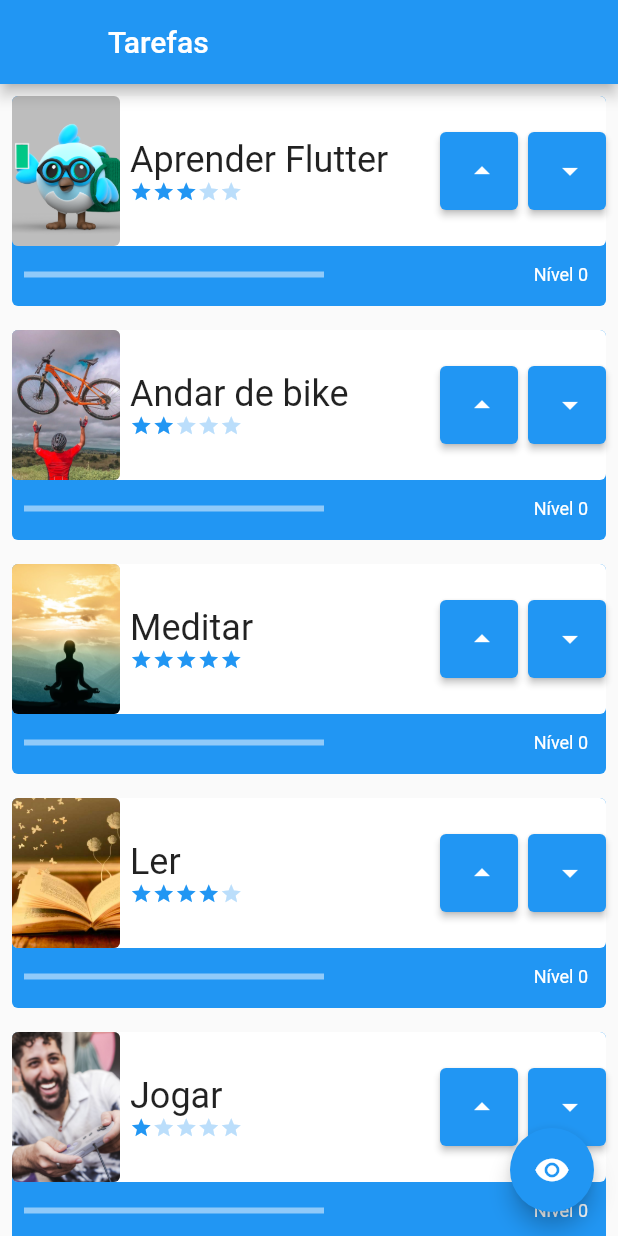
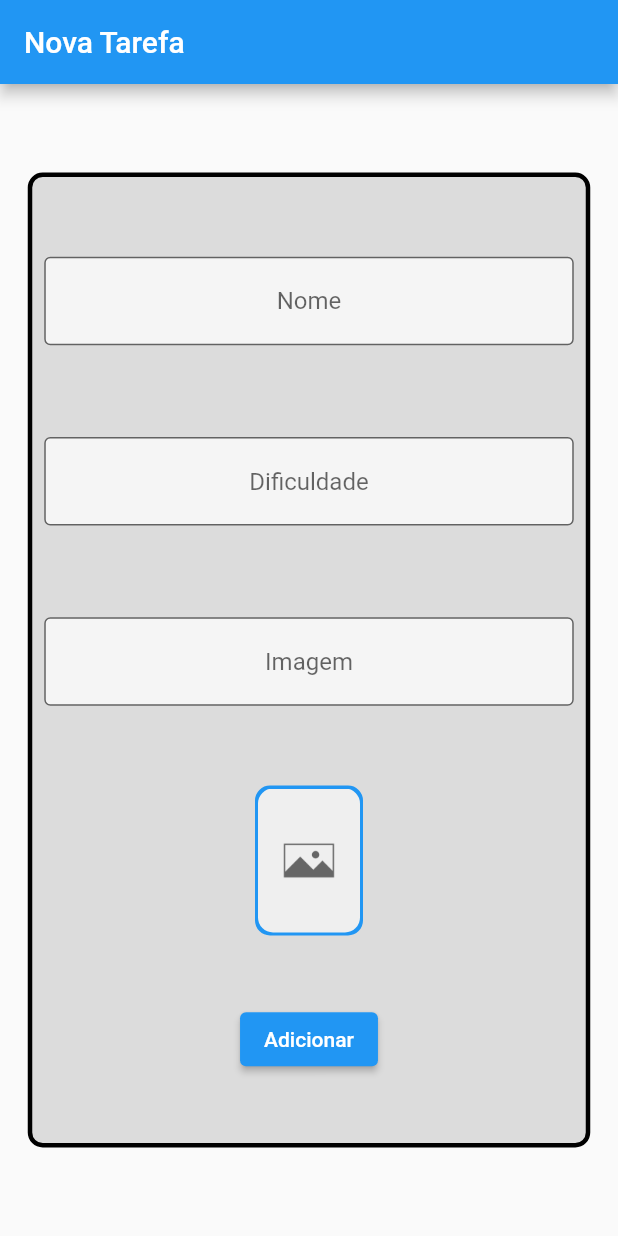
Before and after one commit to lucaskevyn/nosso_primeiro_projeto, a Flutter app: the screen it shows after launch, on a phone screen of 412 x 824 dp. Run offline on Flutter 3.47's test engine with Material 2 defaults, Android fonts, the phone set to English and light mode, and no system bars; network calls fail.

Commit message:
Form Screen - Course 1

```diff
--- a/lib/main.dart
+++ b/lib/main.dart
@@ -1,9 +1,13 @@
+import 'dart:io';
+
 import 'package:flutter/material.dart';
+import 'package:nosso_primeiro_projeto/screens/form_screen.dart';
 import 'screens/initial_screen.dart';
 
 //Alteração
 
 void main() {
+  HttpOverrides.global = MyHttpOverrides();
   runApp(const MyApp());
 }
 
@@ -26,6 +30,14 @@ class MyApp extends StatelessWidget {
           // is not restarted.
           primarySwatch: Colors.blue,
         ),
-        home: const InitialScreen(),
+        home: const FromScreen(),
         );  }
 }
+
+ class MyHttpOverrides extends HttpOverrides{
+  @override
+  HttpClient createHttpClient(SecurityContext? context){
+    return super.createHttpClient(context)
+      ..badCertificateCallback = (X509Certificate cert, String host, int port)=> true;
+  }
+}
--- /dev/null
+++ b/lib/screens/form_screen.dart
@@ -0,0 +1,111 @@
+import 'package:flutter/material.dart';
+import 'package:flutter/src/widgets/framework.dart';
+
+class FromScreen extends StatefulWidget {
+  const FromScreen({super.key});
+
+  @override
+  State<FromScreen> createState() => _FromScreenState();
+}
+
+class _FromScreenState extends State<FromScreen> {
+  TextEditingController nameController = TextEditingController();
+  TextEditingController difficultyController = TextEditingController();
+  TextEditingController imageController = TextEditingController();
+
+  @override
+  Widget build(BuildContext context) {
+    return Scaffold(
+      appBar: AppBar(
+        title: const Text('Nova Tarefa'),
+      ),
+      body: Center(
+        child: Container(
+          height: 650,
+          width: 375,
+          decoration: BoxDecoration(
+            color: Colors.black12,
+            borderRadius: BorderRadius.circular(10),
+            border: Border.all(width: 3),
+          ),
+          child: Column(
+            mainAxisAlignment: MainAxisAlignment.spaceEvenly,
+            crossAxisAlignment: CrossAxisAlignment.center,
+            children: [
+            Padding(
+              padding: const EdgeInsets.all(8.0),
+              child: TextFormField(
+                controller: nameController,
+                textAlign: TextAlign.center,
+                decoration: InputDecoration(
+                  border: OutlineInputBorder(),
+                  hintText: 'Nome',
+                  fillColor: Colors.white70,
+                  filled: true,
+                ),
+              ),
+            ),
+            Padding(
+              padding: const EdgeInsets.all(8.0),
+              child: TextFormField(
+                controller: difficultyController,
+                textAlign: TextAlign.center,
+                decoration: InputDecoration(
+                  border: OutlineInputBorder(),
+                  hintText: 'Dificuldade',
+                  fillColor: Colors.white70,
+                  filled: true,
+                ),
+              ),
+            ),
+            Padding(
+              padding: const EdgeInsets.all(8.0),
+              child: TextFormField(
+                onChanged: (text){
+                  setState(() {
+
+                  });
+                },
+                controller: imageController,
+                textAlign: TextAlign.center,
+                decoration: InputDecoration(
+                  border: OutlineInputBorder(),
+                  hintText: 'Imagem',
+                  fillColor: Colors.white70,
+                  filled: true,
+                ),
+              ),
+            ),
+            Container(
+              height: 100,
+              width: 72,
+              decoration: BoxDecoration(
+                color: Colors.blue,
+                borderRadius: BorderRadius.circular(10),
+                border: Border.all(width: 2, color: Colors.blue),
+              ),
+              child: ClipRRect(
+                borderRadius: BorderRadius.circular(10),
+                child: Image.network(
+                  imageController.text,
+                  errorBuilder: (BuildContext context, Object exception, StackTrace? stackTrace){
+                    return Image.asset('assets/images/nophoto.webp', fit: BoxFit.cover,);
+                  },
+                  fit: BoxFit.cover
+                ),
+              ),
+            ),
+
+            ElevatedButton(
+              onPressed: () {
+                //print(nameController.text);
+                //print(int.parse(difficultyController.text));
+                //print(imageController.text);
+              },
+              child: Text('Adicionar'))
+          ]),
+        ),
+      ),
+    );
+  }
+}
```
Also changed, not shown: assets/images/nophoto.webp (added).
